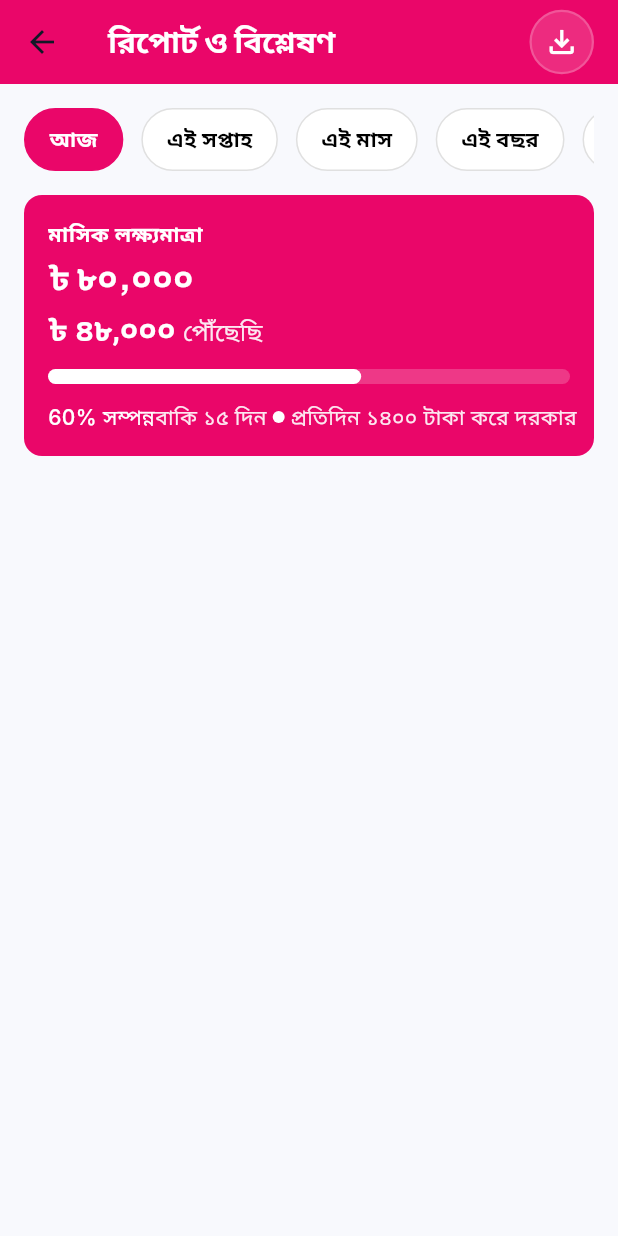
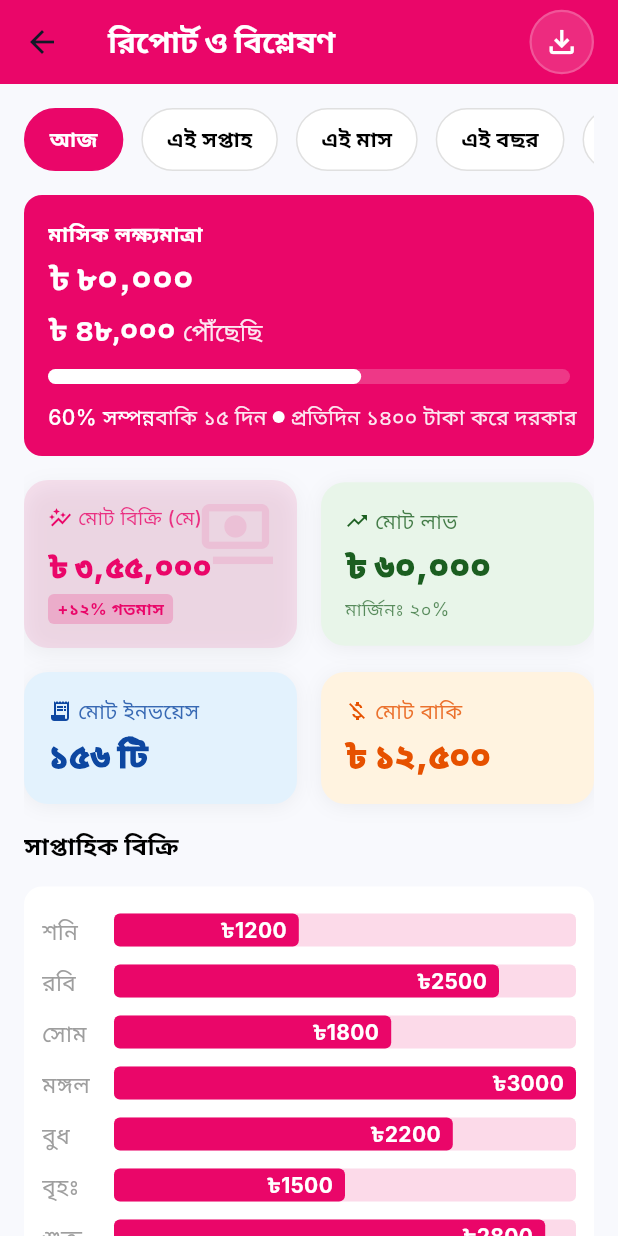
Before and after one commit to majidbhuiyan20/ShopLedger, a Flutter app: the ReportsScreen screen opened directly, on a phone screen of 412 x 824 dp. Run offline on Flutter 3.47's test engine with Material 3 defaults, Android fonts, the phone set to English and light mode, and no system bars; our stand-ins replace dio, flutter_riverpod, fluttertoast, logger, shared_preferences; accounts and stored records are empty; network calls fail; Roboto replaces fonts that are missing (Inter).

Commit message:
add report screen widgets for sell history, weekly sales, and top products

```diff
--- a/lib/features/reports/view/reports_screen.dart
+++ b/lib/features/reports/view/reports_screen.dart
@@ -6,6 +6,9 @@ import 'package:shop_ledger/features/widgets/custom_app_bar.dart';
 import '../../../core/constants/app_text_style.dart';
 import '../widgets/filter_card_widgets.dart';
 import '../widgets/monthly_goal_card.dart';
+import '../widgets/top_product_list.dart';
+import '../widgets/total_sell_history.dart';
+import '../widgets/weekly_sell_widgets.dart';
 
 final selectedFilterProvider = StateProvider<String>((ref) => "আজ");
 
@@ -14,6 +17,22 @@ class ReportsScreen extends StatelessWidget {
 
   @override
   Widget build(BuildContext context) {
+    final now = DateTime.now();
+    final monthNames = {
+      1: "জানুয়ারি",
+      2: "ফেব্রুয়ারি",
+      3: "মার্চ",
+      4: "এপ্রিল",
+      5: "মে",
+      6: "জুন",
+      7: "জুলাই",
+      8: "আগস্ট",
+      9: "সেপ্টেম্বর",
+      10: "অক্টোবর",
+      11: "নভেম্বর",
+      12: "ডিসেম্বর",
+    };
+    final currentMonth = monthNames[now.month];
     final filters = ["আজ", "এই সপ্তাহ", "এই মাস", "এই বছর", "কাস্টম"];
     return Scaffold(
       backgroundColor: const Color(0xFFF8F9FD),
@@ -24,7 +43,9 @@ class ReportsScreen extends StatelessWidget {
       ),
       body: Padding(
         padding: const EdgeInsets.symmetric(horizontal: 16.0),
+        child: SingleChildScrollView(
           child: Column(
+            crossAxisAlignment: CrossAxisAlignment.start,
             children: [
               SizedBox(height: 16),
               Consumer(
@@ -63,8 +84,26 @@ class ReportsScreen extends StatelessWidget {
               SizedBox(height: 16),
               MonthlyGoalCard(),
               SizedBox(height: 16),
-            Container()
+              TotalSellHistory(currentMonth: currentMonth),
+              SizedBox(height: 16),
+              Text("সাপ্তাহিক বিক্রি", style: TextStyle(
+                fontWeight: FontWeight.w700,
+                fontSize: 16,
+                color: Colors.black
+              ),),
+              const SizedBox(height: 16),
+              WeeklySellWidgets(),
+              SizedBox(height: 16,),
+              Text("সেরা প্রোডাক্ট", style: TextStyle(
+                  fontWeight: FontWeight.w700,
+                  fontSize: 16,
+                  color: Colors.black
+              ),),
+              const SizedBox(height: 16,),
+              TopProductList(),
+              const SizedBox(height: 32),
             ],
+          ),
         ),
       ),
     );
--- /dev/null
+++ b/lib/features/reports/widgets/top_product_list.dart
@@ -0,0 +1,75 @@
+import 'package:flutter/material.dart';
+
+import '../../../core/constants/app_colors.dart';
+
+class TopProductList extends StatelessWidget {
+  const TopProductList({
+    super.key,
+  });
+
+  @override
+  Widget build(BuildContext context) {
+    return Container(
+      decoration: BoxDecoration(
+        color: Colors.white,
+        borderRadius: BorderRadius.circular(12),
+        border: Border.all(color: Colors.grey.shade200),
+      ),
+      child: Column(
+        children: List.generate(
+          5, // Corrected logic to handle the index for color variation
+              (index) {
+            Color avatarBgColor;
+            Color textColor;
+
+            switch (index) {
+              case 0:
+                avatarBgColor = Colors.amber.withOpacity(0.1);
+                textColor = Colors.amber.shade800;
+                break;
+              case 1:
+                avatarBgColor = Colors.blue.withOpacity(0.1);
+                textColor = Colors.blue.shade800;
+                break;
+              case 2:
+                avatarBgColor = Colors.orange.withOpacity(0.1);
+                textColor = Colors.orange.shade800;
+                break;
+              default:
+                avatarBgColor = AppColors.primary.withOpacity(0.1);
+                textColor = AppColors.primary;
+            }
+
+            return Column(
+              children: [
+                Padding(
+                  padding: const EdgeInsets.all(12),
+                  child: Row(
+                    children: [
+                      CircleAvatar(
+                        backgroundColor: avatarBgColor,
+                        child: Text("${index + 1}", style: TextStyle(color: textColor, fontWeight: FontWeight.bold)),
+                      ),
+                      const SizedBox(width: 12),
+                      const Expanded(
+                        child: Column(
+                          crossAxisAlignment: CrossAxisAlignment.start,
+                          children: [
+                            Text("প্রোডাক্টের নাম", style: TextStyle(fontWeight: FontWeight.w700, fontSize: 16)),
+                            Text("১২০ বার বিক্রি হয়েছে", style: TextStyle(color: Colors.grey, fontSize: 14, fontWeight: FontWeight.w500)),
+                          ],
+                        ),
+                      ),
+                      const Text("৳ ৫০০০ লাভ", style: TextStyle(color: Colors.green, fontSize: 16, fontWeight: FontWeight.w800)),
+                    ],
+                  ),
+                ),
+                if (index != 4) Divider(height: 1, color: Colors.grey.shade200, indent: 12, endIndent: 12),
+              ],
+            );
+          },
+        ),
+      ),
+    );
+  }
+}
--- /dev/null
+++ b/lib/features/reports/widgets/total_sell_history.dart
@@ -0,0 +1,246 @@
+import 'package:flutter/material.dart';
+
+import '../../../core/constants/app_colors.dart';
+
+class TotalSellHistory extends StatelessWidget {
+  const TotalSellHistory({
+    super.key,
+    required this.currentMonth,
+  });
+
+  final String? currentMonth;
+
+  @override
+  Widget build(BuildContext context) {
+    return Column(
+      children: [
+        Row(
+          children: [
+            Expanded(
+              child: Container(
+                padding: EdgeInsets.all(16),
+                decoration: BoxDecoration(
+                  color: AppColors.primary.withOpacity(0.1),
+                  borderRadius: BorderRadius.circular(16),
+                  boxShadow: [
+                    BoxShadow(
+                      color: Colors.black.withOpacity(0.05),
+                      blurRadius: 12,
+                      offset: Offset(0, 4),
+                    ),
+                  ],
+                ),
+                child: Stack(
+                  children: [
+                    Positioned(
+                      right: -10,
+                      top: -10,
+                      child: Icon(
+                        Icons.payments_outlined,
+                        color: AppColors.primary.withOpacity(0.1),
+                        size: 60,
+                      ),
+                    ),
+                    Column(
+                      crossAxisAlignment: CrossAxisAlignment.start,
+                      children: [
+                        Row(
+                          children: [
+                            Icon(Icons.auto_graph, color: AppColors.primary, size: 16),
+                            SizedBox(width: 4),
+                            Text(
+                              "মোট বিক্রি ($currentMonth)",
+                              style: TextStyle(
+                                color: AppColors.primary.withOpacity(0.8),
+                                fontSize: 13,
+                                fontWeight: FontWeight.w500,
+                              ),
+                            ),
+                          ],
+                        ),
+                        SizedBox(height: 8),
+                        Text(
+                          "৳ ৩,৫৫,০০০",
+                          style: TextStyle(
+                            fontWeight: FontWeight.w900,
+                            fontSize: 20,
+                            color: AppColors.primary,
+                          ),
+                        ),
+                        SizedBox(height: 4),
+                        Container(
+                          padding: EdgeInsets.symmetric(horizontal: 6, vertical: 2),
+                          decoration: BoxDecoration(
+                            color: AppColors.primary.withOpacity(0.2),
+                            borderRadius: BorderRadius.circular(4),
+                          ),
+                          child: Text(
+                            "+১২% গতমাস",
+                            style: TextStyle(
+                              color: AppColors.primary,
+                              fontSize: 11,
+                              fontWeight: FontWeight.bold,
+                            ),
+                          ),
+                        ),
+                      ],
+                    ),
+                  ],
+                ),
+              ),
+            ),
+            SizedBox(width: 16),
+            Expanded(
+              child: Container(
+                padding: EdgeInsets.all(16),
+                decoration: BoxDecoration(
+                  color: const Color(0xFFE8F5E9),
+                  borderRadius: BorderRadius.circular(16),
+                  boxShadow: [
+                    BoxShadow(
+                      color: Colors.black.withOpacity(0.05),
+                      blurRadius: 10,
+                      offset: const Offset(0, 2),
+                    ),
+                  ],
+                ),
+                child: Column(
+                  crossAxisAlignment: CrossAxisAlignment.start,
+                  children: [
+                    Row(
+                      children: [
+                        const Icon(Icons.trending_up, color: Color(0xFF1B5E20), size: 16),
+                        const SizedBox(width: 4),
+                        Text(
+                          "মোট লাভ",
+                          style: TextStyle(
+                            color: const Color(0xFF1B5E20).withOpacity(0.8),
+                            fontSize: 14,
+                            fontWeight: FontWeight.w500,
+                          ),
+                        ),
+                      ],
+                    ),
+                    const SizedBox(height: 4),
+                    const Text(
+                      "৳ ৬০,০০০",
+                      style: TextStyle(
+                        fontWeight: FontWeight.w900,
+                        fontSize: 22,
+                        color: Color(0xFF1B5E20),
+                      ),
+                    ),
+                    const SizedBox(height: 4),
+                    Text(
+                      "মার্জিনঃ ২০%",
+                      overflow: TextOverflow.ellipsis,
+                      style: TextStyle(
+                        color: const Color(0xFF1B5E20).withOpacity(0.7),
+                        fontSize: 12,
+                        fontWeight: FontWeight.w400,
+                      ),
+                    ),
+                  ],
+                ),
+              ),
+            ),
+          ],
+        ),
+        const SizedBox(height: 16),
+        Row(
+          children: [
+            Expanded(
+              child: Container(
+                padding: const EdgeInsets.all(16),
+                decoration: BoxDecoration(
+                  color: const Color(0xFFE3F2FD),
+                  borderRadius: BorderRadius.circular(16),
+                  boxShadow: [
+                    BoxShadow(
+                      color: Colors.black.withOpacity(0.05),
+                      blurRadius: 10,
+                      offset: const Offset(0, 2),
+                    ),
+                  ],
+                ),
+                child: Column(
+                  crossAxisAlignment: CrossAxisAlignment.start,
+                  children: [
+                    Row(
+                      children: [
+                        const Icon(Icons.receipt_long, color: Color(0xFF0D47A1), size: 16),
+                        const SizedBox(width: 4),
+                        Text(
+                          "মোট ইনভয়েস",
+                          style: TextStyle(
+                            color: const Color(0xFF0D47A1).withOpacity(0.8),
+                            fontSize: 14,
+                            fontWeight: FontWeight.w500,
+                          ),
+                        ),
+                      ],
+                    ),
+                    const SizedBox(height: 4),
+                    const Text(
+                      "১৫৬ টি",
+                      style: TextStyle(
+                        fontWeight: FontWeight.w900,
+                        fontSize: 22,
+                        color: Color(0xFF0D47A1),
+                      ),
+                    ),
+                  ],
+                ),
+              ),
+            ),
+            const SizedBox(width: 16),
+            Expanded(
+              child: Container(
+                padding: const EdgeInsets.all(16),
+                decoration: BoxDecoration(
+                  color: const Color(0xFFFFF3E0),
+                  borderRadius: BorderRadius.circular(16),
+                  boxShadow: [
+                    BoxShadow(
+                      color: Colors.black.withOpacity(0.05),
+                      blurRadius: 10,
+                      offset: const Offset(0, 2),
+                    ),
+                  ],
+                ),
+                child: Column(
+                  crossAxisAlignment: CrossAxisAlignment.start,
+                  children: [
+                    Row(
+                      children: [
+                        const Icon(Icons.money_off, color: Color(0xFFE65100), size: 16),
+                        const SizedBox(width: 4),
+                        Text(
+                          "মোট বাকি",
+                          style: TextStyle(
+                            color: const Color(0xFFE65100).withOpacity(0.8),
+                            fontSize: 14,
+                            fontWeight: FontWeight.w500,
+                          ),
+                        ),
+                      ],
+                    ),
+                    const SizedBox(height: 4),
+                    const Text(
+                      "৳ ১২,৫০০",
+                      style: TextStyle(
+                        fontWeight: FontWeight.w900,
+                        fontSize: 22,
+                        color: Color(0xFFE65100),
+                      ),
+                    ),
+                  ],
+                ),
+              ),
+            ),
+          ],
+        ),
+      ],
+    );
+  }
+}
--- /dev/null
+++ b/lib/features/reports/widgets/weekly_sell_widgets.dart
@@ -0,0 +1,74 @@
+import 'package:flutter/material.dart';
+
+import '../../../core/constants/app_colors.dart';
+
+class WeeklySellWidgets extends StatelessWidget {
+  const WeeklySellWidgets({
+    super.key,
+  });
+
+  @override
+  Widget build(BuildContext context) {
+    return Container(
+      padding: const EdgeInsets.all(12),
+      decoration: BoxDecoration(
+        color: Colors.white,
+        borderRadius: BorderRadius.circular(12),
+      ),
+      child: Column(
+        children: List.generate(7, (index) {
+          final days = ["শনি", "রবি", "সোম", "মঙ্গল", "বুধ", "বৃহঃ", "শুক্র"];
+          final values = [1200, 2500, 1800, 3000, 2200, 1500, 2800];
+          final maxValue = values.reduce((a, b) => a > b ? a : b);
+          final barWidth = (values[index] / maxValue);
+
+          return Padding(
+            padding: const EdgeInsets.symmetric(vertical: 6.0),
+            child: Row(
+              children: [
+                SizedBox(
+                  width: 40,
+                  child: Text(
+                    days[index],
+                    style: const TextStyle(fontSize: 15, color: Colors.grey),
+                  ),
+                ),
+                const SizedBox(width: 8),
+                Expanded(
+                  child: Stack(
+                    children: [
+                      Container(
+                        height: 22,
+                        decoration: BoxDecoration(
+                          color: AppColors.primary.withOpacity(0.15),
+                          borderRadius: BorderRadius.circular(4),
+                        ),
+                      ),
+                      FractionallySizedBox(
+                        alignment: Alignment.centerLeft,
+                        widthFactor: barWidth,
+                        child: Container(
+                          height: 22,
+                          alignment: Alignment.centerRight,
+                          padding: const EdgeInsets.only(right: 8),
+                          decoration: BoxDecoration(
+                            color: AppColors.primary,
+                            borderRadius: BorderRadius.circular(4),
+                          ),
+                          child: Text(
+                            "৳${values[index]}",
+                            style: const TextStyle(fontSize: 14, fontWeight: FontWeight.bold, color: Colors.white),
+                          ),
+                        ),
+                      ),
+                    ],
+                  ),
+                ),
+              ],
+            ),
+          );
+        }),
+      ),
+    );
+  }
+}
```
Lines whose indentation alone changed are shown as unchanged.
